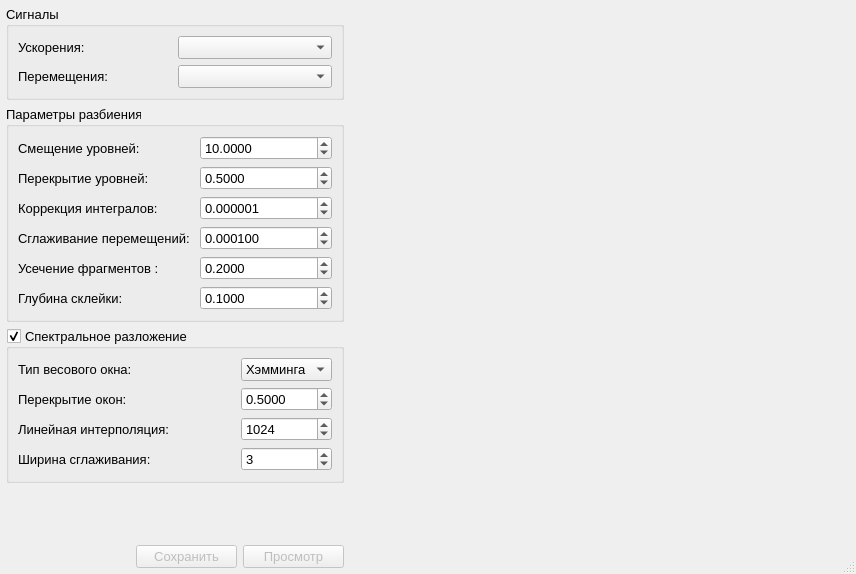
Qinterfly/EvalSig, file gui/LevelsWindow.ui: the form before one commit.
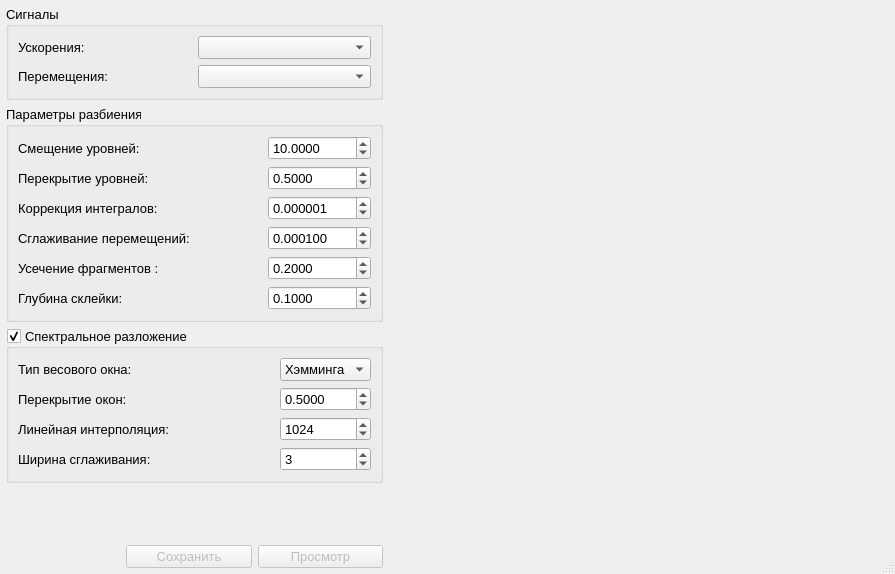
The form after the commit. Custom widgets are drawn as their Qt base class.

```diff
--- a/gui/LevelsWindow.ui
+++ b/gui/LevelsWindow.ui
@@ -9,7 +9,7 @@
    <rect>
     <x>0</x>
     <y>0</y>
-    <width>856</width>
+    <width>895</width>
     <height>574</height>
    </rect>
   </property>
@@ -67,7 +67,7 @@
        </property>
        <property name="maximumSize">
         <size>
-         <width>353</width>
+         <width>403</width>
          <height>16777215</height>
         </size>
        </property>
@@ -75,33 +75,6 @@
         <string>Сигналы</string>
        </property>
        <layout class="QGridLayout" name="gridLayout_2">
-        <item row="1" column="1">
-         <widget class="QComboBox" name="comboBoxDisplacement">
-          <property name="maximumSize">
-           <size>
-            <width>16777215</width>
-            <height>25</height>
-           </size>
-          </property>
-         </widget>
-        </item>
-        <item row="1" column="0">
-         <widget class="QLabel" name="labelDisplacement">
-          <property name="text">
-           <string>Перемещения:</string>
-          </property>
-         </widget>
-        </item>
-        <item row="0" column="1">
-         <widget class="QComboBox" name="comboBoxAccel">
-          <property name="maximumSize">
-           <size>
-            <width>16777215</width>
-            <height>25</height>
-           </size>
-          </property>
-         </widget>
-        </item>
         <item row="0" column="0">
          <widget class="QLabel" name="labelAccel">
           <property name="text">
@@ -109,6 +82,39 @@
           </property>
          </widget>
         </item>
+        <item row="0" column="1">
+         <widget class="QComboBox" name="comboBoxAccel">
+          <property name="maximumSize">
+           <size>
+            <width>16777215</width>
+            <height>25</height>
+           </size>
+          </property>
+          <property name="sizeAdjustPolicy">
+           <enum>QComboBox::AdjustToContents</enum>
+          </property>
+         </widget>
+        </item>
+        <item row="1" column="0">
+         <widget class="QLabel" name="labelDisplacement">
+          <property name="text">
+           <string>Перемещения:</string>
+          </property>
+         </widget>
+        </item>
+        <item row="1" column="1">
+         <widget class="QComboBox" name="comboBoxDisplacement">
+          <property name="maximumSize">
+           <size>
+            <width>16777215</width>
+            <height>25</height>
+           </size>
+          </property>
+          <property name="sizeAdjustPolicy">
+           <enum>QComboBox::AdjustToContents</enum>
+          </property>
+         </widget>
+        </item>
        </layout>
       </widget>
      </item>
@@ -128,7 +134,7 @@
        </property>
        <property name="maximumSize">
         <size>
-         <width>353</width>
+         <width>403</width>
          <height>16777215</height>
         </size>
        </property>
@@ -136,22 +142,6 @@
         <string>Параметры разбиения</string>
        </property>
        <layout class="QGridLayout" name="gridLayout_3">
-        <item row="6" column="1">
-         <widget class="QDoubleSpinBox" name="spinBoxDepthGluing">
-          <property name="decimals">
-           <number>4</number>
-          </property>
-          <property name="maximum">
-           <double>1.000000000000000</double>
-          </property>
-          <property name="stepType">
-           <enum>QAbstractSpinBox::AdaptiveDecimalStepType</enum>
-          </property>
-          <property name="value">
-           <double>0.100000000000000</double>
-          </property>
-         </widget>
-        </item>
         <item row="6" column="0">
          <widget class="QLabel" name="labelDepthGluing">
           <property name="text">
@@ -159,7 +149,60 @@
           </property>
          </widget>
         </item>
-        <item row="5" column="1">
+        <item row="2" column="2">
+         <widget class="QDoubleSpinBox" name="spinBoxOverlapFactor">
+          <property name="decimals">
+           <number>4</number>
+          </property>
+          <property name="maximum">
+           <double>0.999900000000000</double>
+          </property>
+          <property name="stepType">
+           <enum>QAbstractSpinBox::AdaptiveDecimalStepType</enum>
+          </property>
+          <property name="value">
+           <double>0.500000000000000</double>
+          </property>
+         </widget>
+        </item>
+        <item row="4" column="2">
+         <widget class="QDoubleSpinBox" name="spinBoxSmoothApproxFactor">
+          <property name="decimals">
+           <number>6</number>
+          </property>
+          <property name="maximum">
+           <double>1.000000000000000</double>
+          </property>
+          <property name="stepType">
+           <enum>QAbstractSpinBox::AdaptiveDecimalStepType</enum>
+          </property>
+          <property name="value">
+           <double>0.000100000000000</double>
+          </property>
+         </widget>
+        </item>
+        <item row="2" column="0">
+         <widget class="QLabel" name="labelOverlapFactor">
+          <property name="text">
+           <string>Перекрытие уровней: </string>
+          </property>
+         </widget>
+        </item>
+        <item row="3" column="0">
+         <widget class="QLabel" name="labelSmoothIntegrFactor">
+          <property name="text">
+           <string>Коррекция интегралов: </string>
+          </property>
+         </widget>
+        </item>
+        <item row="1" column="0">
+         <widget class="QLabel" name="labelLevelStep">
+          <property name="text">
+           <string>Смещение уровней:</string>
+          </property>
+         </widget>
+        </item>
+        <item row="5" column="2">
          <widget class="QDoubleSpinBox" name="spinBoxTruncatePercent">
           <property name="decimals">
            <number>4</number>
@@ -175,6 +218,22 @@
           </property>
          </widget>
         </item>
+        <item row="1" column="2">
+         <widget class="QDoubleSpinBox" name="spinBoxLevelStep">
+          <property name="decimals">
+           <number>4</number>
+          </property>
+          <property name="maximum">
+           <double>100000.000000000000000</double>
+          </property>
+          <property name="stepType">
+           <enum>QAbstractSpinBox::AdaptiveDecimalStepType</enum>
+          </property>
+          <property name="value">
+           <double>10.000000000000000</double>
+          </property>
+         </widget>
+        </item>
         <item row="5" column="0">
          <widget class="QLabel" name="labelTruncatePercent">
           <property name="text">
@@ -182,22 +241,6 @@
           </property>
          </widget>
         </item>
-        <item row="4" column="1">
-         <widget class="QDoubleSpinBox" name="spinBoxSmoothApproxFactor">
-          <property name="decimals">
-           <number>6</number>
-          </property>
-          <property name="maximum">
-           <double>1.000000000000000</double>
-          </property>
-          <property name="stepType">
-           <enum>QAbstractSpinBox::AdaptiveDecimalStepType</enum>
-          </property>
-          <property name="value">
-           <double>0.000100000000000</double>
-          </property>
-         </widget>
-        </item>
         <item row="4" column="0">
          <widget class="QLabel" name="labelSmoothApproxFactor">
           <property name="text">
@@ -205,7 +248,7 @@
           </property>
          </widget>
         </item>
-        <item row="3" column="1">
+        <item row="3" column="2">
          <widget class="QDoubleSpinBox" name="spinBoxSmoothIntegrFactor">
           <property name="decimals">
            <number>6</number>
@@ -221,58 +264,99 @@
           </property>
          </widget>
         </item>
-        <item row="3" column="0">
-         <widget class="QLabel" name="labelSmoothIntegrFactor">
-          <property name="text">
-           <string>Коррекция интегралов: </string>
-          </property>
-         </widget>
-        </item>
-        <item row="2" column="1">
-         <widget class="QDoubleSpinBox" name="spinBoxOverlapFactor">
+        <item row="6" column="2">
+         <widget class="QDoubleSpinBox" name="spinBoxDepthGluing">
           <property name="decimals">
            <number>4</number>
           </property>
           <property name="maximum">
-           <double>0.999900000000000</double>
+           <double>1.000000000000000</double>
           </property>
           <property name="stepType">
            <enum>QAbstractSpinBox::AdaptiveDecimalStepType</enum>
           </property>
           <property name="value">
-           <double>0.500000000000000</double>
-          </property>
-         </widget>
-        </item>
-        <item row="2" column="0">
-         <widget class="QLabel" name="labelOverlapFactor">
-          <property name="text">
-           <string>Перекрытие уровней: </string>
+           <double>0.100000000000000</double>
           </property>
          </widget>
         </item>
         <item row="1" column="1">
-         <widget class="QDoubleSpinBox" name="spinBoxLevelStep">
-          <property name="decimals">
-           <number>4</number>
+         <spacer name="horizontalSpacerLevelStep">
+          <property name="orientation">
+           <enum>Qt::Horizontal</enum>
           </property>
-          <property name="maximum">
-           <double>100000.000000000000000</double>
+          <property name="sizeHint" stdset="0">
+           <size>
+            <width>40</width>
+            <height>20</height>
+           </size>
           </property>
-          <property name="stepType">
-           <enum>QAbstractSpinBox::AdaptiveDecimalStepType</enum>
+         </spacer>
+        </item>
+        <item row="2" column="1">
+         <spacer name="horizontalSpacerOverlapFactor">
+          <property name="orientation">
+           <enum>Qt::Horizontal</enum>
           </property>
-          <property name="value">
-           <double>10.000000000000000</double>
+          <property name="sizeHint" stdset="0">
+           <size>
+            <width>40</width>
+            <height>20</height>
+           </size>
           </property>
-         </widget>
+         </spacer>
         </item>
-        <item row="1" column="0">
-         <widget class="QLabel" name="labelLevelStep">
-          <property name="text">
-           <string>Смещение уровней:</string>
+        <item row="3" column="1">
+         <spacer name="horizontalSpacerSmoothIntegrFactor">
+          <property name="orientation">
+           <enum>Qt::Horizontal</enum>
           </property>
-         </widget>
+          <property name="sizeHint" stdset="0">
+           <size>
+            <width>40</width>
+            <height>20</height>
+           </size>
+          </property>
+         </spacer>
+        </item>
+        <item row="4" column="1">
+         <spacer name="horizontalSpacerSmoothApproxFactor">
+          <property name="orientation">
+           <enum>Qt::Horizontal</enum>
+          </property>
+          <property name="sizeHint" stdset="0">
+           <size>
+            <width>40</width>
+            <height>20</height>
+           </size>
+          </property>
+         </spacer>
+        </item>
+        <item row="5" column="1">
+         <spacer name="horizontalSpacerTruncatePercent">
+          <property name="orientation">
+           <enum>Qt::Horizontal</enum>
+          </property>
+          <property name="sizeHint" stdset="0">
+           <size>
+            <width>40</width>
+            <height>20</height>
+           </size>
+          </property>
+         </spacer>
+        </item>
+        <item row="6" column="1">
+         <spacer name="horizontalSpacerDepthGluing">
+          <property name="orientation">
+           <enum>Qt::Horizontal</enum>
+          </property>
+          <property name="sizeHint" stdset="0">
+           <size>
+            <width>40</width>
+            <height>20</height>
+           </size>
+          </property>
+         </spacer>
         </item>
        </layout>
       </widget>
@@ -293,7 +377,7 @@
        </property>
        <property name="maximumSize">
         <size>
-         <width>353</width>
+         <width>403</width>
          <height>16777215</height>
         </size>
        </property>
@@ -488,7 +572,7 @@
          </property>
          <property name="sizeHint" stdset="0">
           <size>
-           <width>130</width>
+           <width>120</width>
            <height>20</height>
           </size>
          </property>
@@ -507,13 +591,13 @@
          </property>
          <property name="minimumSize">
           <size>
-           <width>95</width>
+           <width>85</width>
            <height>0</height>
           </size>
          </property>
          <property name="maximumSize">
           <size>
-           <width>110</width>
+           <width>150</width>
            <height>16777215</height>
           </size>
          </property>
@@ -535,13 +619,13 @@
          </property>
          <property name="minimumSize">
           <size>
-           <width>95</width>
+           <width>85</width>
            <height>0</height>
           </size>
          </property>
          <property name="maximumSize">
           <size>
-           <width>110</width>
+           <width>150</width>
            <height>16777215</height>
           </size>
          </property>
```
